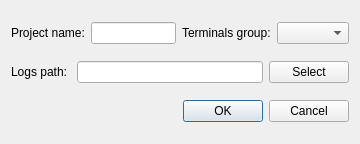
First picture: the form in orquesta/ui/initwindow.ui, repository ej-f/orquesta, before the edit.
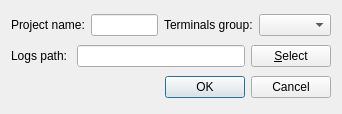
Second picture: the form after the edit.

```diff
--- a/orquesta/ui/initwindow.ui
+++ b/orquesta/ui/initwindow.ui
@@ -6,8 +6,8 @@
    <rect>
     <x>0</x>
     <y>0</y>
-    <width>360</width>
-    <height>144</height>
+    <width>342</width>
+    <height>114</height>
    </rect>
   </property>
   <property name="windowTitle">
@@ -15,7 +15,13 @@
   </property>
   <layout class="QVBoxLayout" name="verticalLayout">
    <item>
-    <layout class="QHBoxLayout" name="horizontalLayout">
+    <layout class="QHBoxLayout" name="horizontalLayout" stretch="0,0,0,0">
+     <property name="sizeConstraint">
+      <enum>QLayout::SetDefaultConstraint</enum>
+     </property>
+     <property name="margin">
+      <number>0</number>
+     </property>
      <item>
       <widget class="QLabel" name="label_nombre">
        <property name="text">
@@ -63,7 +69,7 @@
      <item>
       <widget class="QPushButton" name="button_log_path">
        <property name="text">
-        <string>Select</string>
+        <string>&amp;Select</string>
        </property>
       </widget>
      </item>
```
Left out of the diff: 3 changed lines with no effect on the pictures.
